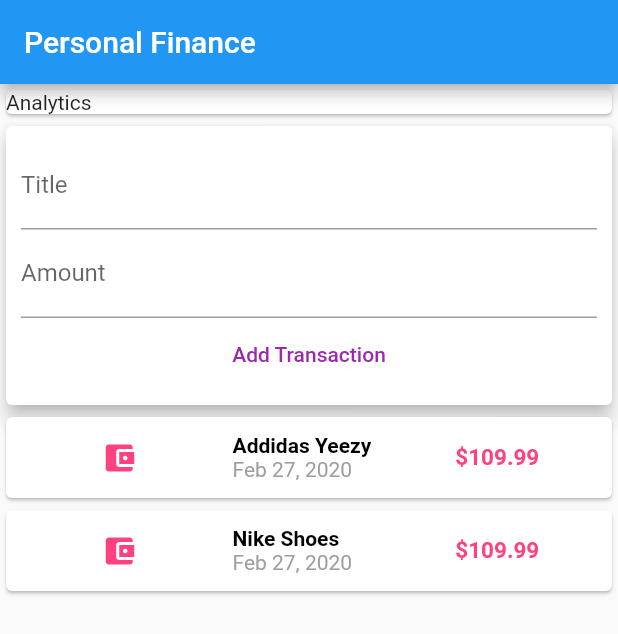
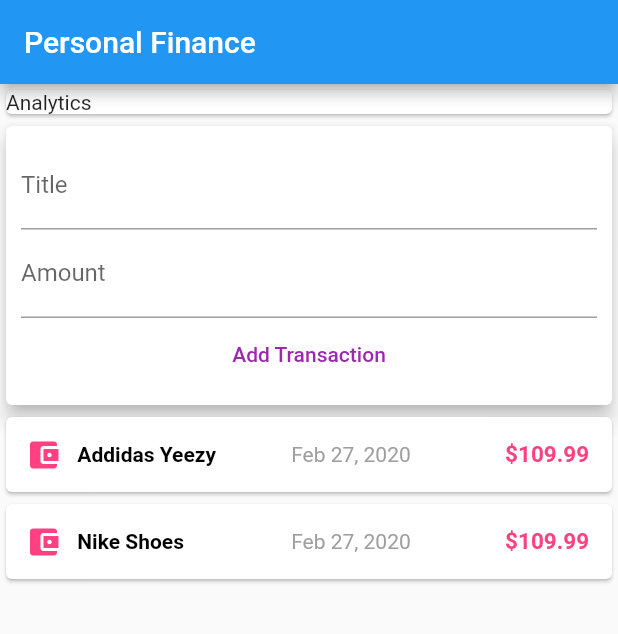
Before and after one commit to kibzsam/finmoney, a Flutter app: the screen it shows after launch, after a tap on "Add Transaction", on a phone screen of 412 x 824 dp. Shown: the top 634 px of the screen. Run offline on Flutter 3.47's test engine with Material 2 defaults, Android fonts, the phone set to English and light mode, and no system bars.

Commit message:
WIP:Fix The alignment of the transaction container

```diff
--- a/lib/main.dart
+++ b/lib/main.dart
@@ -14,7 +14,8 @@ class MyApp extends StatelessWidget {
         appBar: AppBar(
           title: Text("Personal Finance"),
         ),
-        body: Column(crossAxisAlignment: CrossAxisAlignment.stretch,
+        body: SingleChildScrollView(
+          child: Column(crossAxisAlignment: CrossAxisAlignment.stretch,
               // mainAxisAlignment: MainAxisAlignment.start,
               children: <Widget>[
                 Container(
@@ -26,6 +27,7 @@ class MyApp extends StatelessWidget {
                 UserTransactions(),
               ]),
         ),
+      ),
     );
   }
 }
--- a/lib/widgets/new_transaction.dart
+++ b/lib/widgets/new_transaction.dart
@@ -23,8 +23,9 @@ class NewTransaction extends StatelessWidget {
           FlatButton(
             onPressed: () {
               addTx(
-                  title: titleController.text,
-                  amount: double.parse(amountController.text));
+                titleController.text,
+                double.parse(amountController.text),
+              );
             },
             child: Text('Add Transaction'),
             textColor: Colors.purple,
--- a/lib/widgets/transaction_list.dart
+++ b/lib/widgets/transaction_list.dart
@@ -11,47 +11,45 @@ class TransactionList extends StatelessWidget {
         children: transactions.map((tx) {
       return Card(
         child: Row(mainAxisAlignment: MainAxisAlignment.spaceEvenly, children: [
-          Column(children: [
-            Container(
+          Expanded(
+            flex: 2,
+            child: Container(
               padding: EdgeInsets.all(5),
-              margin: EdgeInsets.symmetric(vertical: 10, horizontal: 10),
+              margin: EdgeInsets.symmetric(vertical: 8, horizontal: 8),
               child: Icon(
                 Icons.account_balance_wallet,
                 color: Colors.pinkAccent,
               ),
             ),
-          ]),
-          Column(
-            crossAxisAlignment: CrossAxisAlignment.start,
-            children: [
-              Container(
-                width: 100,
+          ),
+          Expanded(
+            flex: 6,
+            child: Container(
               child: Text(
                 tx.title,
-                  style: TextStyle(
-                      color: Colors.black, fontWeight: FontWeight.bold),
+                style:
+                    TextStyle(color: Colors.black, fontWeight: FontWeight.bold),
               ),
             ),
-              Container(
-                width: 100,
+          ),
+          Expanded(
+            flex: 6,
+            child: Container(
               child: Text(
                 DateFormat.yMMMd().format(tx.date),
                 style: TextStyle(color: Colors.grey),
               ),
-              )
-            ],
             ),
-          Column(
-            crossAxisAlignment: CrossAxisAlignment.end,
-            children: [
-              Text(
+          ),
+          Expanded(
+            flex: 3,
+            child: Text(
               '\$${tx.amount}',
               style: TextStyle(
                   color: Colors.pinkAccent,
                   fontSize: 15,
                   fontWeight: FontWeight.bold),
-              )
-            ],
+            ),
           )
         ]),
       );
```
Lines whose indentation alone changed are shown as unchanged.
